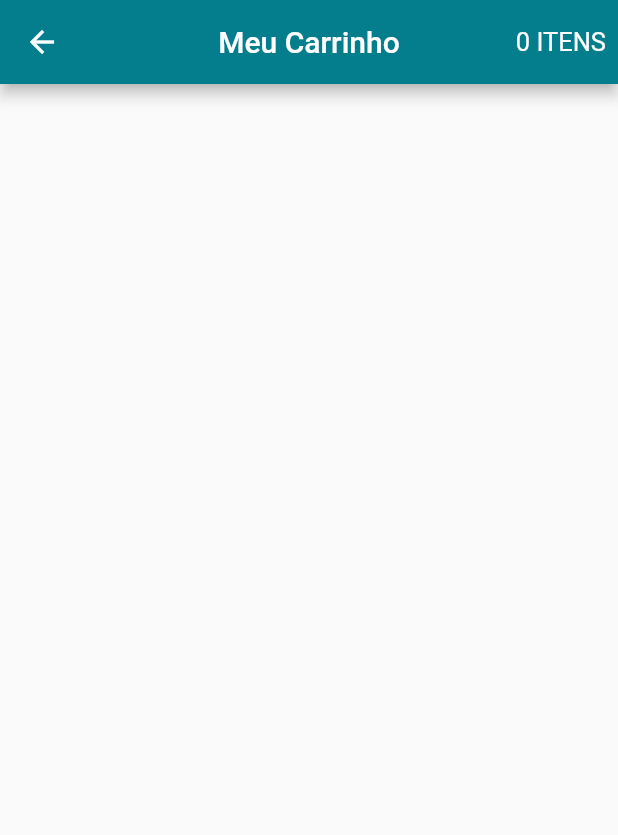
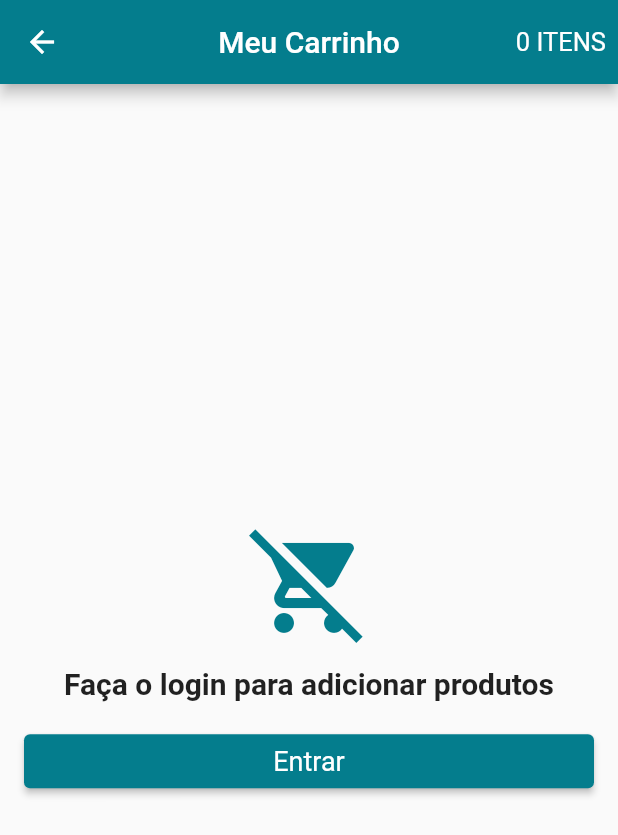
Before and after one commit to arthurcvm/virtualStoreFlutter, a Flutter app: the CartScreen screen opened directly, on a phone screen of 412 x 824 dp. Shown: the top 835 px of the screen. Run offline on Flutter 3.47's test engine with Material 2 defaults, Android fonts, the phone set to English and light mode, and no system bars; our stand-ins replace carousel_pro, cloud_firestore, firebase_auth, firebase_core, transparent_image; accounts and stored records are empty.

Commit message:
fea: show cart without products

```diff
--- a/lib/models/cart_model.dart
+++ b/lib/models/cart_model.dart
@@ -8,6 +8,8 @@ class CartModel extends Model {
   UserModel user;
 
   List<CartProduct> products = [];
+
+  bool isLoading = false;
 
   CartModel(this.user);
 
--- a/lib/screens/cart_screen.dart
+++ b/lib/screens/cart_screen.dart
@@ -1,5 +1,9 @@
+import 'package:flutter/cupertino.dart';
 import 'package:flutter/material.dart';
+import 'package:flutter/painting.dart';
 import 'package:loja_virtual/models/cart_model.dart';
+import 'package:loja_virtual/models/user_model.dart';
+import 'package:loja_virtual/screens/login_screen.dart';
 import 'package:scoped_model/scoped_model.dart';
 
 class CartScreen extends StatelessWidget {
@@ -24,6 +28,57 @@ class CartScreen extends StatelessWidget {
           )
         ],
       ),
+      body: ScopedModelDescendant<CartModel>(builder: (context, child, model) {
+        if (model.isLoading && UserModel.of(context).isLoggedIn()) {
+          return Center(
+            child: CircularProgressIndicator(),
+          );
+        } else if (!UserModel.of(context).isLoggedIn()) {
+          return Container(
+            padding: EdgeInsets.all(16.0),
+            child: Column(
+              crossAxisAlignment: CrossAxisAlignment.stretch,
+              mainAxisAlignment: MainAxisAlignment.center,
+              children: <Widget>[
+                Icon(
+                  Icons.remove_shopping_cart,
+                  size: 80.0,
+                  color: Theme.of(context).primaryColor,
+                ),
+                SizedBox(
+                  height: 16.0,
+                ),
+                Text(
+                  "Faça o login para adicionar produtos",
+                  style: TextStyle(fontSize: 20.0, fontWeight: FontWeight.bold),
+                  textAlign: TextAlign.center,
+                ),
+                SizedBox(
+                  height: 16.0,
+                ),
+                ElevatedButton(
+                  onPressed: () {
+                    Navigator.of(context).push(
+                        MaterialPageRoute(builder: (context) => LoginScreen()));
+                  },
+                  child: Text('Entrar', style: TextStyle(fontSize: 18.0)),
+                  style: ElevatedButton.styleFrom(
+                    primary: Theme.of(context).primaryColor,
+                    textStyle: TextStyle(
+                      color: Colors.white,
+                    ),
+                  ),
+                )
+              ],
+            ),
+          );
+        } else if (model.products == null || model.products.length == 0) {
+          return Center(
+              child: Text("Nenhum produto no carrinho",
+                  style: TextStyle(fontSize: 20.0, fontWeight: FontWeight.bold),
+                  textAlign: TextAlign.center));
+        }
+      }),
     );
   }
 }
```
